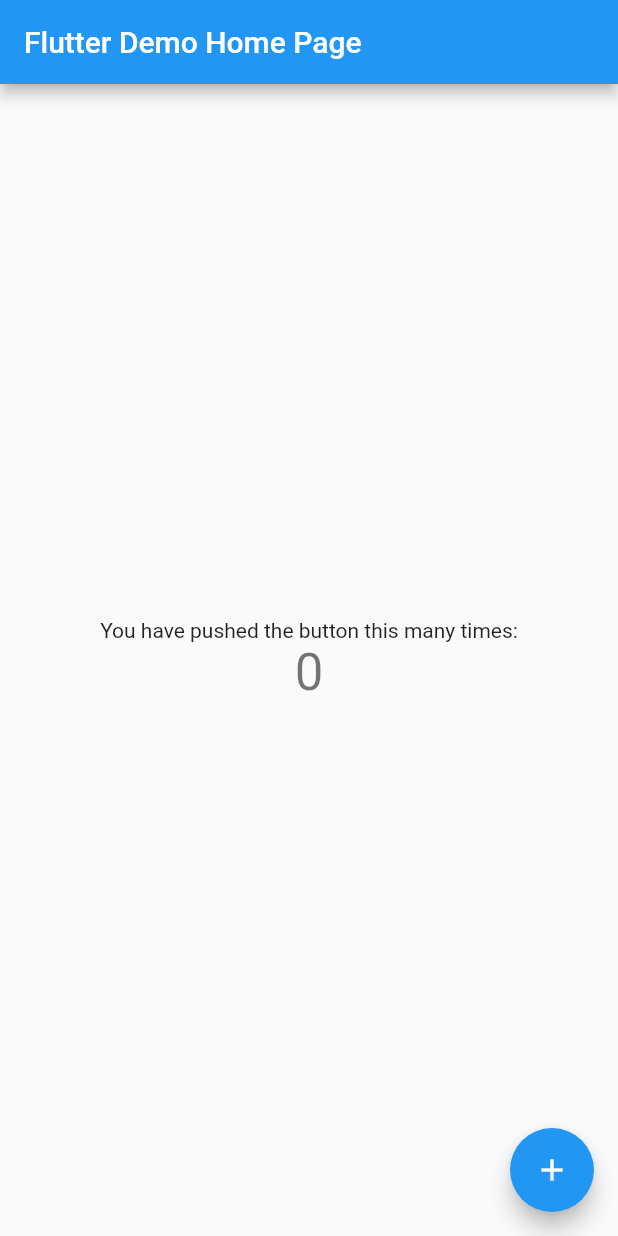
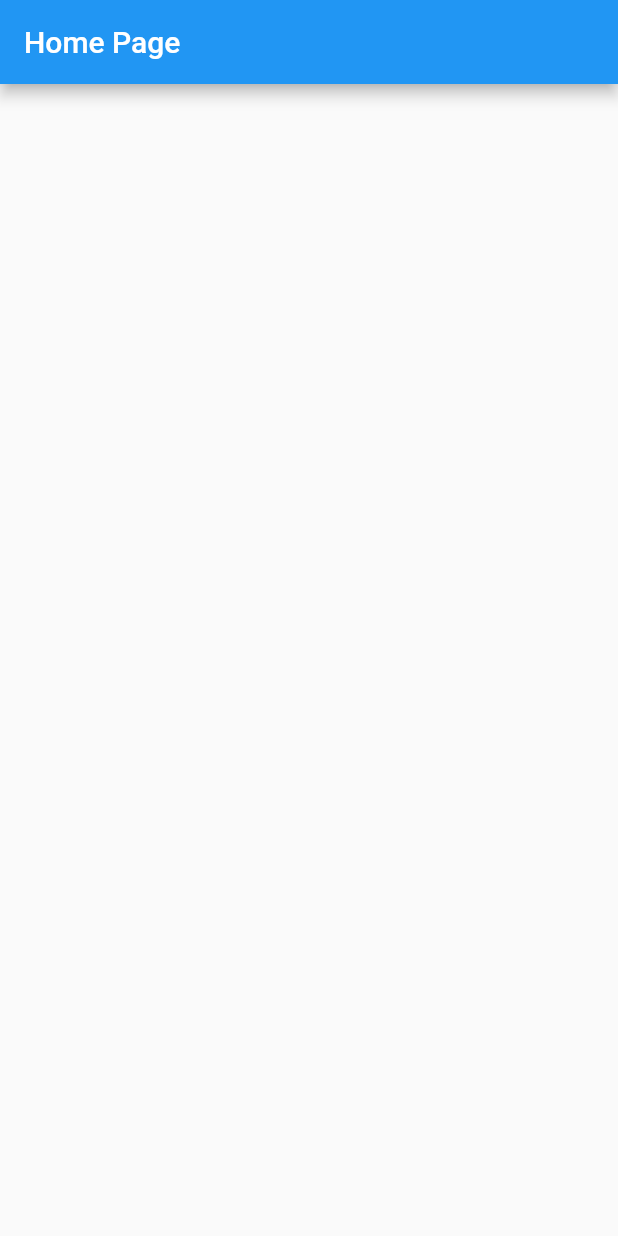
Before and after one commit to mathieusoufflard/Mini_Project_Flutter_Coding, a Flutter app: the screen it shows after launch, on a phone screen of 412 x 824 dp. Run offline on Flutter 3.47's test engine with Material 2 defaults, Android fonts, the phone set to English and light mode, and no system bars.

Commit message:
Update main.dart : clean the page

```diff
--- a/flutter_app/lib/main.dart
+++ b/flutter_app/lib/main.dart
@@ -11,33 +11,16 @@
     return MaterialApp(
       title: 'Flutter Demo',
       theme: ThemeData(
-        // This is the theme of your application.
-        //
-        // Try running your application with "flutter run". You'll see the
-        // application has a blue toolbar. Then, without quitting the app, try
-        // changing the primarySwatch below to Colors.green and then invoke
-        // "hot reload" (press "r" in the console where you ran "flutter run",
-        // or simply save your changes to "hot reload" in a Flutter IDE).
-        // Notice that the counter didn't reset back to zero; the application
-        // is not restarted.
         primarySwatch: Colors.blue,
       ),
-      home: MyHomePage(title: 'Flutter Demo Home Page'),
+      home: MyHomePage(title: 'Home Page'),
+      debugShowCheckedModeBanner: false,
     );
   }
 }
 
 class MyHomePage extends StatefulWidget {
   MyHomePage({Key? key, required this.title}) : super(key: key);
-
-  // This widget is the home page of your application. It is stateful, meaning
-  // that it has a State object (defined below) that contains fields that affect
-  // how it looks.
-
-  // This class is the configuration for the state. It holds the values (in this
-  // case the title) provided by the parent (in this case the App widget) and
-  // used by the build method of the State. Fields in a Widget subclass are
-  // always marked "final".
 
   final String title;
 
@@ -46,68 +29,21 @@
 }
 
 class _MyHomePageState extends State<MyHomePage> {
-  int _counter = 0;
 
   void _incrementCounter() {
     setState(() {
-      // This call to setState tells the Flutter framework that something has
-      // changed in this State, which causes it to rerun the build method below
-      // so that the display can reflect the updated values. If we changed
-      // _counter without calling setState(), then the build method would not be
-      // called again, and so nothing would appear to happen.
-      _counter++;
     });
   }
-
   @override
   Widget build(BuildContext context) {
-    // This method is rerun every time setState is called, for instance as done
-    // by the _incrementCounter method above.
-    //
-    // The Flutter framework has been optimized to make rerunning build methods
-    // fast, so that you can just rebuild anything that needs updating rather
-    // than having to individually change instances of widgets.
+
     return Scaffold(
       appBar: AppBar(
-        // Here we take the value from the MyHomePage object that was created by
-        // the App.build method, and use it to set our appbar title.
+
         title: Text(widget.title),
       ),
       body: Center(
-        // Center is a layout widget. It takes a single child and positions it
-        // in the middle of the parent.
-        child: Column(
-          // Column is also a layout widget. It takes a list of children and
-          // arranges them vertically. By default, it sizes itself to fit its
-          // children horizontally, and tries to be as tall as its parent.
-          //
-          // Invoke "debug painting" (press "p" in the console, choose the
-          // "Toggle Debug Paint" action from the Flutter Inspector in Android
-          // Studio, or the "Toggle Debug Paint" command in Visual Studio Code)
-          // to see the wireframe for each widget.
-          //
-          // Column has various properties to control how it sizes itself and
-          // how it positions its children. Here we use mainAxisAlignment to
-          // center the children vertically; the main axis here is the vertical
-          // axis because Columns are vertical (the cross axis would be
-          // horizontal).
-          mainAxisAlignment: MainAxisAlignment.center,
-          children: <Widget>[
-            Text(
-              'You have pushed the button this many times:',
-            ),
-            Text(
-              '$_counter',
-              style: Theme.of(context).textTheme.headline4,
-            ),
-          ],
-        ),
       ),
-      floatingActionButton: FloatingActionButton(
-        onPressed: _incrementCounter,
-        tooltip: 'Increment',
-        child: Icon(Icons.add),
-      ), // This trailing comma makes auto-formatting nicer for build methods.
     );
   }
 }
```
